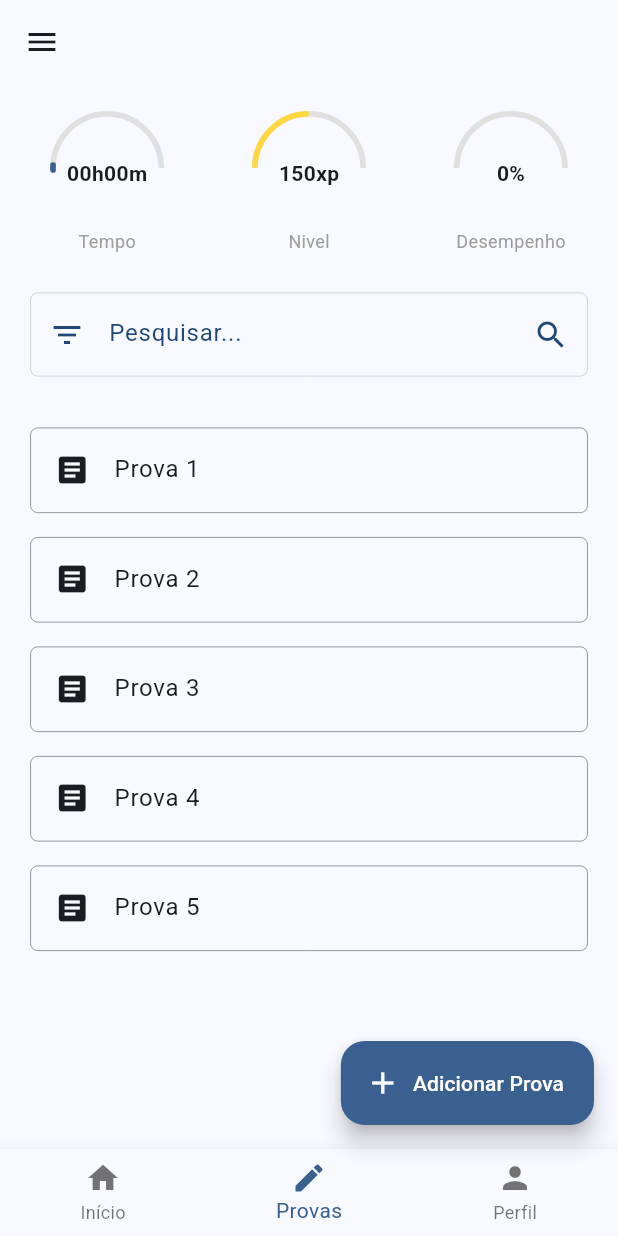
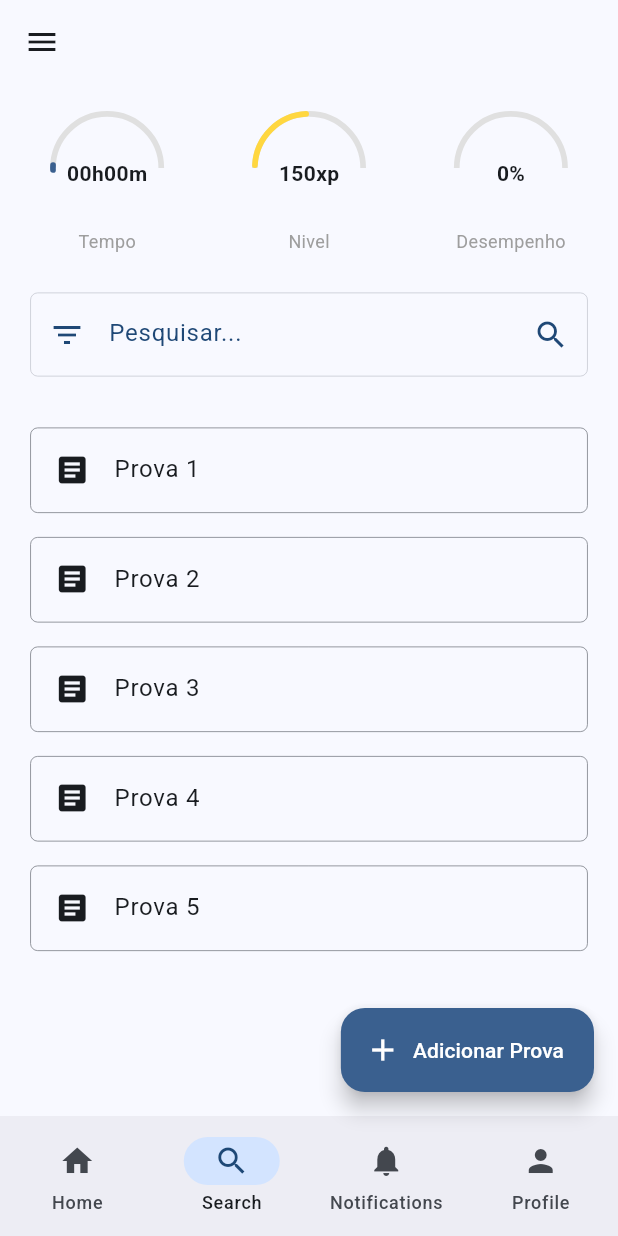
Before and after one commit to edgargavioli/pi5-app-estudo, a Flutter app: the NavigationWidget widget shown alone on an empty page, opened directly with empty values, item 2 of the bottom bar chosen, on a phone screen of 412 x 824 dp. Run offline on Flutter 3.47's test engine with Material 3 defaults, Android fonts, the phone set to English and light mode, and no system bars; drawn by our look-alikes of syncfusion_flutter_gauges; our stand-ins replace fl_chart, google_fonts, table_calendar; network calls fail.

Commit message:
feat: adiciona uma nova bottonNavbar

```diff
--- a/pi5_ms_mobile/lib/src/components/navigation_widget.dart
+++ b/pi5_ms_mobile/lib/src/components/navigation_widget.dart
@@ -1,63 +1,48 @@
 import 'package:flutter/material.dart';
-import 'package:pi5_ms_mobile/src/presentation/HomePage.dart';
-import 'package:pi5_ms_mobile/src/presentation/provas/ProvasListagemPage.dart';
 
-class NavigationWidget extends StatelessWidget {
-  final int currentIndex;
+class NavigationWidget extends StatefulWidget {
+  final int currentPage;
 
-  const NavigationWidget({super.key, required this.currentIndex});
+  const NavigationWidget({super.key, required this.currentPage});
 
-  void _onItemTapped(BuildContext context, int index) {
-    if (index != currentIndex) {
-      Widget nextPage;
+  @override
+  State<NavigationWidget> createState() => _NavigationWidgetState();
+}
 
-      switch (index) {
-        case 0:
-          nextPage = const HomePage(title: "PI5 MS Mobile");
-          break;
-        case 1:
-          nextPage = const ProvaslistagemPage();
-          break;
-        // case 2:
-        //   nextPage = const PerfilPage();
-        //   break;
-        default:
-          return;
-      }
+class _NavigationWidgetState extends State<NavigationWidget> {
+  late int _selectedIndex;
 
-      Navigator.of(context).pushReplacement(
-        PageRouteBuilder(
-          pageBuilder: (context, animation, secondaryAnimation) => nextPage,
-          transitionsBuilder: (context, animation, secondaryAnimation, child) {
-            const begin = Offset(1.0, 0.0); // horizontal slide
-            const end = Offset.zero;
-            const curve = Curves.easeInOut;
+  final List<NavigationDestination> destinations = [
+    const NavigationDestination(icon: Icon(Icons.home), label: 'Home'),
+    const NavigationDestination(icon: Icon(Icons.search), label: 'Search'),
+    const NavigationDestination(
+      icon: Icon(Icons.notifications),
+      label: 'Notifications',
+    ),
+    const NavigationDestination(icon: Icon(Icons.person), label: 'Profile'),
+  ];
 
-            var tween = Tween(
-              begin: begin,
-              end: end,
-            ).chain(CurveTween(curve: curve));
+  final List<String> routes = ['/home', '/provas', '/historico', '/profile'];
 
-            return SlideTransition(
-              position: animation.drive(tween),
-              child: child,
-            );
-          },
-        ),
-      );
-    }
+  @override
+  void initState() {
+    super.initState();
+    _selectedIndex = widget.currentPage;
+  }
+
+  void _onDestinationSelected(int index) {
+    setState(() {
+      _selectedIndex = index;
+    });
+    Navigator.pushNamed(context, routes[index]);
   }
 
   @override
   Widget build(BuildContext context) {
-    return BottomNavigationBar(
-      currentIndex: currentIndex,
-      onTap: (index) => _onItemTapped(context, index),
-      items: const [
-        BottomNavigationBarItem(icon: Icon(Icons.home), label: 'Início'),
-        BottomNavigationBarItem(icon: Icon(Icons.edit), label: 'Provas'),
-        BottomNavigationBarItem(icon: Icon(Icons.person), label: 'Perfil'),
-      ],
+    return NavigationBar(
+      selectedIndex: _selectedIndex,
+      destinations: destinations,
+      onDestinationSelected: _onDestinationSelected,
     );
   }
 }
--- a/pi5_ms_mobile/lib/src/components/scaffold_widget.dart
+++ b/pi5_ms_mobile/lib/src/components/scaffold_widget.dart
@@ -7,12 +7,14 @@ class ScaffoldWidget extends StatefulWidget {
   final Widget body;
   final int currentPage;
   final Widget? floatingActionButton;
+  final AppBar? appBar;
 
   const ScaffoldWidget({
     super.key,
     required this.body,
     required this.currentPage,
     this.floatingActionButton,
+    this.appBar,
   });
 
   @override
@@ -23,7 +25,7 @@ class _ScaffoldWidgetState extends State<ScaffoldWidget> {
   @override
   Widget build(BuildContext context) {
     return Scaffold(
-      appBar: AppBarWidget(),
+      appBar: widget.appBar ?? AppBarWidget(),
       drawer: DrawerWidget(
         menuItems: [
           MenuItem(
@@ -57,7 +59,7 @@ class _ScaffoldWidgetState extends State<ScaffoldWidget> {
       ), // opcional
       body: widget.body,
       floatingActionButton: widget.floatingActionButton,
-      bottomNavigationBar: NavigationWidget(currentIndex: widget.currentPage),
+      bottomNavigationBar: NavigationWidget(currentPage: widget.currentPage),
     );
   }
 }
```
